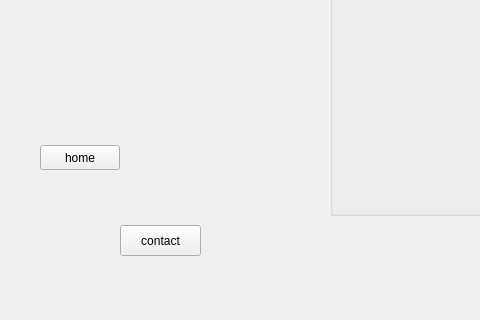
Before: the Qt Designer form mainwindow.ui in lasitha-amuwala/CES-Simulator, drawn with Qt 5; both pictures show x 0 to 480 and y 325 to 645 of the 650 by 645 pixel window.
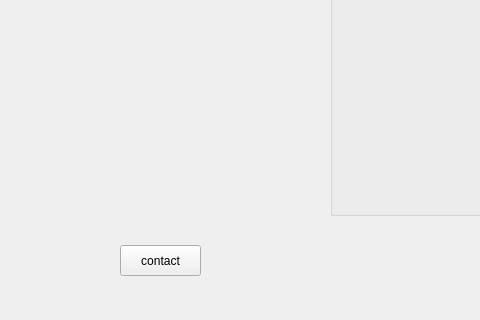
After: the same form once the commit is applied. Icons and pictures are not drawn.

Commit message: Added home button,added button to simulate electrode on skin, GUI improvements

```diff
--- a/mainwindow.ui
+++ b/mainwindow.ui
@@ -20,7 +20,7 @@
       <x>10</x>
       <y>20</y>
       <width>311</width>
-      <height>521</height>
+      <height>591</height>
      </rect>
     </property>
     <widget class="QPushButton" name="lockButtton">
@@ -143,12 +143,22 @@
       <rect>
        <x>30</x>
        <y>450</y>
-       <width>80</width>
-       <height>25</height>
+       <width>50</width>
+       <height>50</height>
       </rect>
      </property>
+     <property name="styleSheet">
+      <string notr="true">QPushButton {
+image: url(:/resources/HomeButton.svg);
+border-radius: 25px;
+}
+
+QPushButton:pressed {
+	background-color: #00D100;
+}</string>
+     </property>
      <property name="text">
-      <string>home</string>
+      <string/>
      </property>
     </widget>
     <widget class="QPushButton" name="minusButton">
@@ -379,7 +389,7 @@
        <x>10</x>
        <y>0</y>
        <width>291</width>
-       <height>511</height>
+       <height>571</height>
       </rect>
      </property>
      <property name="styleSheet">
@@ -410,6 +420,30 @@
       <string/>
      </property>
     </widget>
+    <widget class="QPushButton" name="toggleElectrodes_2">
+     <property name="geometry">
+      <rect>
+       <x>110</x>
+       <y>550</y>
+       <width>81</width>
+       <height>31</height>
+      </rect>
+     </property>
+     <property name="styleSheet">
+      <string notr="true">QPushButton:checked{
+	background-color: #FFA626;
+}</string>
+     </property>
+     <property name="text">
+      <string>contact</string>
+     </property>
+     <property name="checkable">
+      <bool>false</bool>
+     </property>
+     <property name="checked">
+      <bool>false</bool>
+     </property>
+    </widget>
     <zorder>graphicsView_3</zorder>
     <zorder>displayWidget</zorder>
     <zorder>graphicsView</zorder>
@@ -511,19 +545,6 @@
      </property>
     </widget>
    </widget>
-   <widget class="QPushButton" name="toggleElectrodes_2">
-    <property name="geometry">
-     <rect>
-      <x>120</x>
-      <y>550</y>
-      <width>81</width>
-      <height>31</height>
-     </rect>
-    </property>
-    <property name="text">
-     <string>contact</string>
-    </property>
-   </widget>
   </widget>
   <widget class="QMenuBar" name="menubar">
    <property name="geometry">
```
Left out of the diff: 3 changed lines with no effect on the pictures. The commit also changes 5 other files.
